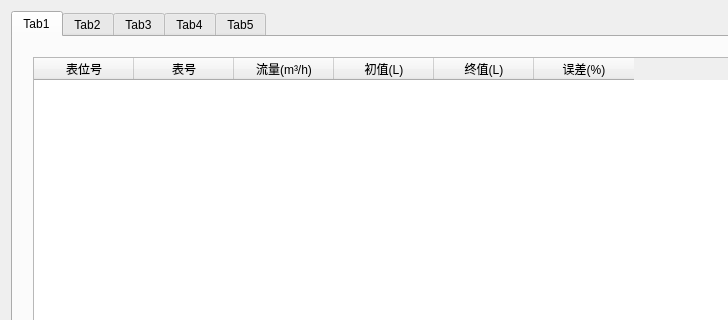
The window that source/weightMethod/weightmethod.ui (flimmy78/qtverify) describes before a commit, drawn with Qt 5; both pictures show x 0 to 728 and y 0 to 320 of the 1178 by 825 pixel window.
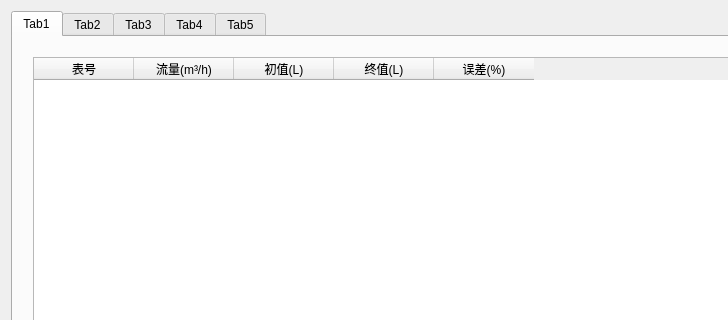
The same window after the commit.

Diff of the .ui file:
```diff
--- a/source/weightMethod/weightmethod.ui
+++ b/source/weightMethod/weightmethod.ui
@@ -252,11 +252,6 @@
          <height>581</height>
         </rect>
        </property>
-       <column>
-        <property name="text">
-         <string>表位号</string>
-        </property>
-       </column>
        <column>
         <property name="text">
          <string>表号</string>
```
